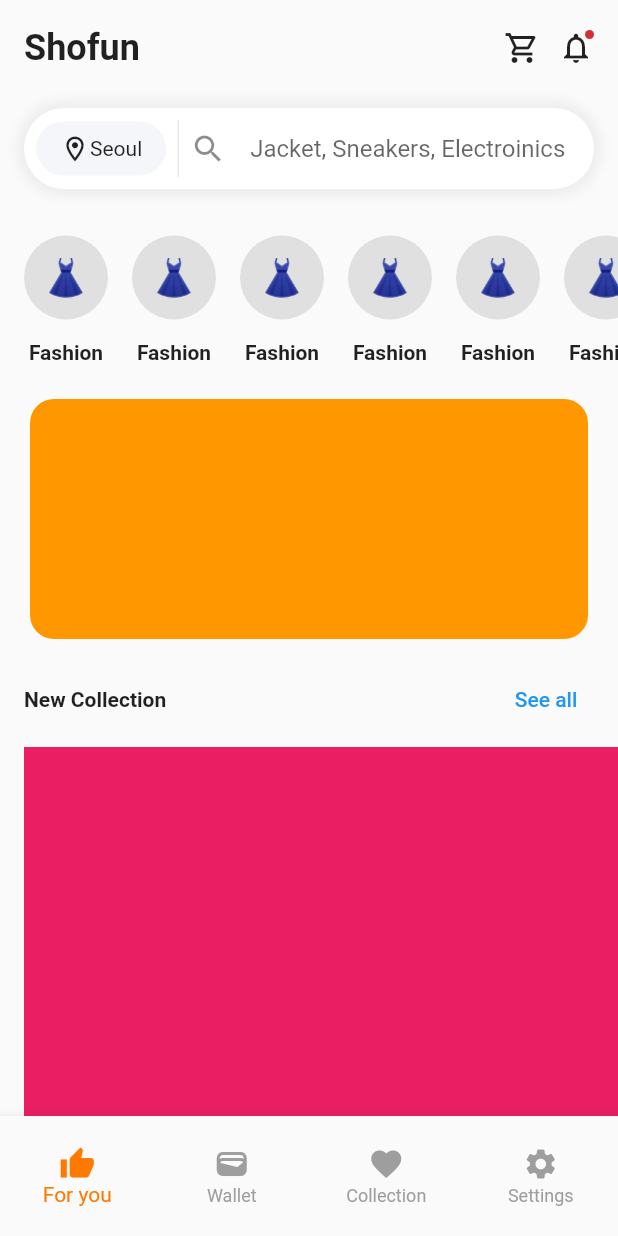
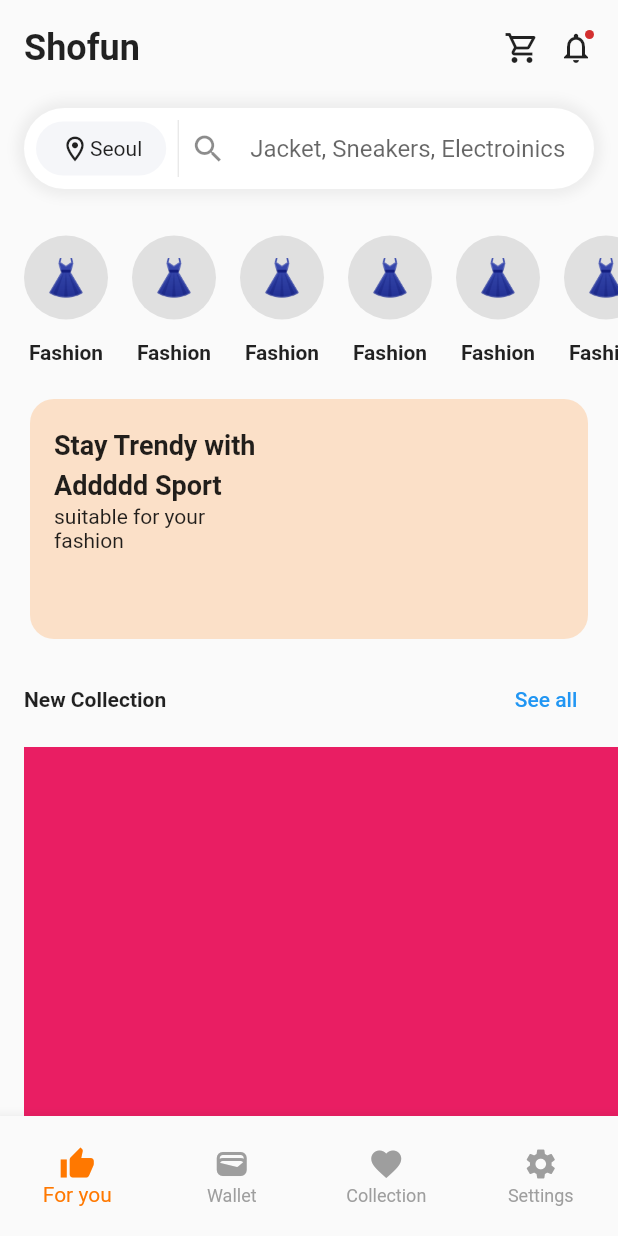
Before and after one commit to JAICHANGPARK/flutter_notebook_chapter_24, a Flutter app: the EcommerceMainPage screen opened directly, on a phone screen of 412 x 824 dp. Run offline on Flutter 3.47's test engine with Material 2 defaults, Android fonts, the phone set to English and light mode, and no system bars; our stand-ins replace flutter_riverpod, freezed_annotation, ionicons, percent_indicator; missing offline and left inert: crypto_font_icons; network calls fail.

Commit message:
Update ecommerce_home_widget.dart

```diff
--- a/lib/ep1383_ecommerce_app/view/ecommerce_home_widget.dart
+++ b/lib/ep1383_ecommerce_app/view/ecommerce_home_widget.dart
@@ -95,7 +95,7 @@ class _EcommerceHomeWidgetState extends State<EcommerceHomeWidget> {
                 padding: const EdgeInsets.only(right: 16),
                 child: Column(
                   mainAxisAlignment: MainAxisAlignment.center,
-                  children:  [
+                  children: [
                     CircleAvatar(
                       radius: 28,
                       backgroundColor: Colors.grey[300]!,
@@ -127,8 +127,36 @@ class _EcommerceHomeWidgetState extends State<EcommerceHomeWidget> {
                   height: 160,
                   margin: const EdgeInsets.symmetric(horizontal: 20),
                   decoration: BoxDecoration(
-                    color: Colors.orange,
+                    color: Color(0x33ff7800),
                     borderRadius: BorderRadius.circular(16),
+                  ),
+                  child: Stack(
+                    children: [
+                      Positioned(
+                        left: 16,
+                        top: 16,
+                        bottom: 16,
+                        right: MediaQuery.of(context).size.width / 2,
+                        child: Column(
+                          children: [
+                            Text(
+                              "Stay Trendy with Addddd Sport",
+                              style: TextStyle(
+                                height: 1.5,
+                                fontWeight: FontWeight.bold,
+                                fontSize: 18,
+                              ),
+                            ),
+                            Text("suitable for your fashion"),
+                            Container(
+                              decoration: BoxDecoration(
+                                color: Color(0xffff7800),
+                              ),
+                            )
+                          ],
+                        ),
+                      )
+                    ],
                   ),
                 ),
                 Padding(
```
